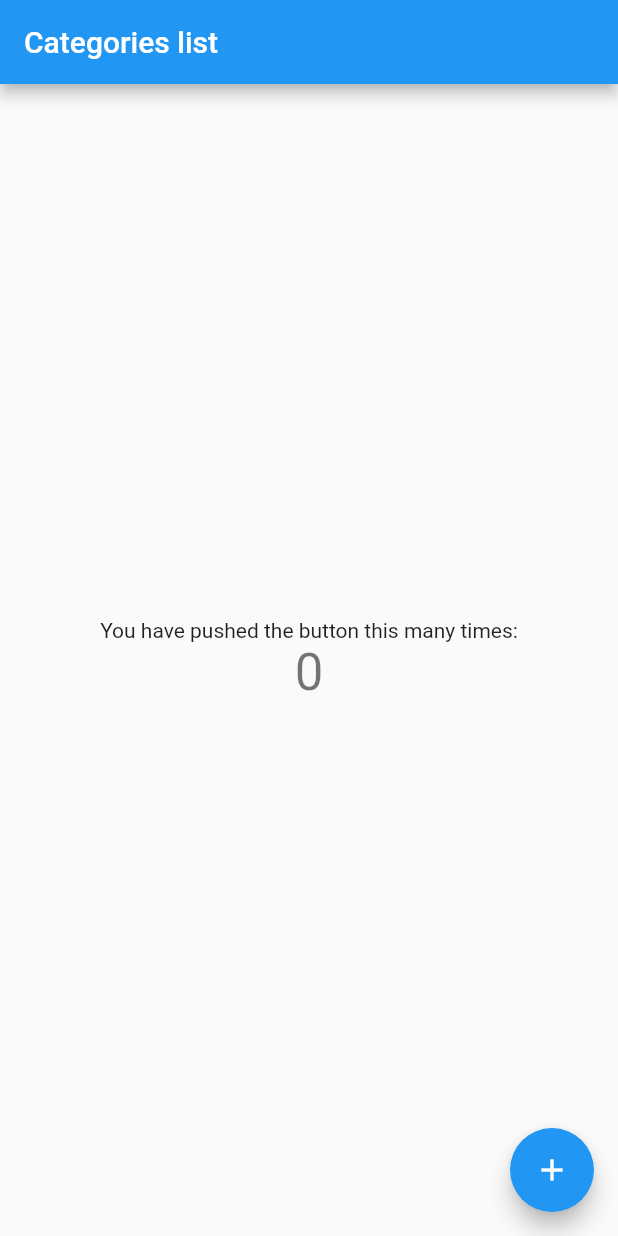
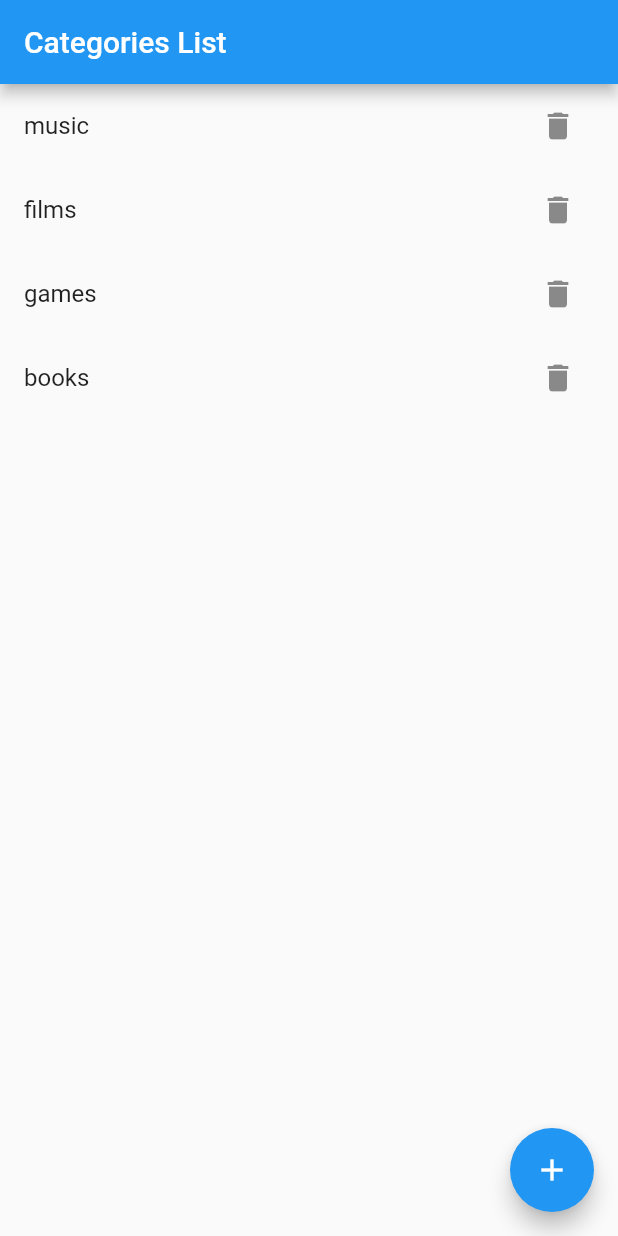
Before and after one commit to Elizav555/Persistent-Data, a Flutter app: the screen it shows after launch, on a phone screen of 412 x 824 dp. Run offline on Flutter 3.47's test engine with Material 2 defaults, Android fonts, the phone set to English and light mode, and no system bars; our stand-ins replace hive, hive_flutter; accounts and stored records are empty.

Commit message:
category list is done

```diff
--- a/categories/lib/app.dart
+++ b/categories/lib/app.dart
@@ -1,4 +1,7 @@
-import 'package:categories/pages/home_page.dart';
+import 'package:categories/pages/categories_list_page.dart';
+import 'package:categories/pages/note_page.dart';
+import 'package:categories/pages/notes_list_page.dart';
+import 'package:categories/utils/routes.dart';
 import 'package:flutter/material.dart';
 
 class MyApp extends StatelessWidget {
@@ -8,11 +11,17 @@ class MyApp extends StatelessWidget {
   Widget build(BuildContext context) {
     return MaterialApp(
       debugShowCheckedModeBanner: false,
-      title: 'Flutter Demo',
+      title: 'Categories',
       theme: ThemeData(
         primarySwatch: Colors.blue,
       ),
-      home: const HomePage(title: 'Categories list'),
+      initialRoute: Routes.categoriesList,
+      routes: {
+        Routes.categoriesList: (context) =>
+            const CategoriesList(title: 'Categories List'),
+        Routes.notesList: (context) => const NotesList(title: 'Notes List'),
+        Routes.note: (context) => const NotePage(),
+      },
     );
   }
 }
--- a/categories/lib/main.dart
+++ b/categories/lib/main.dart
@@ -1,10 +1,17 @@
+import 'package:categories/model/note.dart';
 import 'package:flutter/material.dart';
 import 'package:hive/hive.dart';
 import 'package:hive_flutter/adapters.dart';
 
 import 'app.dart';
+import 'model/category.dart';
+
+const String categories = 'categories';
 
 void main() async {
   await Hive.initFlutter();
+  Hive.registerAdapter(NoteAdapter());
+  Hive.registerAdapter(CategoryAdapter());
+  await Hive.openBox<Category>(categories);
   runApp(const MyApp());
 }
--- a/categories/lib/model/category.dart
+++ b/categories/lib/model/category.dart
@@ -1,17 +1,17 @@
 import 'package:hive/hive.dart';
+
+import 'note.dart';
 
 part 'category.g.dart';
 
 @HiveType(typeId: 1)
-enum Category {
+class Category extends HiveObject {
   @HiveField(0)
-  music,
+  int id;
   @HiveField(1)
-  films,
+  String name;
   @HiveField(2)
-  games,
-  @HiveField(3)
-  books,
-  @HiveField(4, defaultValue: true)
-  common
+  List<Note> notes;
+
+  Category(this.id, this.name, this.notes);
 }
--- /dev/null
+++ b/categories/lib/model/default_categories.dart
@@ -0,0 +1 @@
+enum DefaultCategories { music, films, games, books }
--- a/categories/lib/model/note.dart
+++ b/categories/lib/model/note.dart
@@ -1,4 +1,3 @@
-import 'package:categories/model/category.dart';
 import 'package:hive/hive.dart';
 
 part 'note.g.dart';
@@ -6,13 +5,9 @@ part 'note.g.dart';
 @HiveType(typeId: 0)
 class Note extends HiveObject {
   @HiveField(0)
-  int id;
+  String title;
   @HiveField(1)
-  Category category;
-  @HiveField(2)
-  String title;
-  @HiveField(3)
   String text;
 
-  Note(this.id, this.category, this.title, this.text);
+  Note(this.title, this.text);
 }
--- /dev/null
+++ b/categories/lib/pages/categories_list_page.dart
@@ -0,0 +1,116 @@
+import 'package:flutter/material.dart';
+import 'package:hive_flutter/adapters.dart';
+
+import '../main.dart';
+import '../model/category.dart';
+import '../model/default_categories.dart';
+import '../model/note.dart';
+
+class CategoriesList extends StatefulWidget {
+  const CategoriesList({Key? key, required this.title}) : super(key: key);
+  final String title;
+
+  @override
+  State<CategoriesList> createState() => _CategoriesListState();
+}
+
+class _CategoriesListState extends State<CategoriesList> {
+  final _inputController = TextEditingController();
+  late Box<Category> _categoriesBox;
+
+  @override
+  void initState() {
+    _categoriesBox = Hive.box<Category>(categories);
+    _initBox();
+    super.initState();
+  }
+
+  void _initBox() {
+    for (var cat in DefaultCategories.values) {
+      final notesList = List.generate(
+          5,
+          (index) =>
+              Note('Name of ${cat.name} $index', 'Text of ${cat.name} $index'));
+      _categoriesBox.put(cat.index, Category(cat.index, cat.name, notesList));
+    }
+  }
+
+  Future<void> _addCategory(String name) async {
+    final key = _categoriesBox.length;
+    await _categoriesBox.put(key, Category(key, name, []));
+  }
+
+  Future<void> _deleteCategory(int key) async {
+    await _categoriesBox.delete(key);
+  }
+
+  @override
+  Widget build(BuildContext context) {
+    return Scaffold(
+      appBar: AppBar(
+        title: Text(widget.title),
+      ),
+      body: ValueListenableBuilder<Box<Category>>(
+        valueListenable: _categoriesBox.listenable(),
+        builder: (context, Box<Category> box, _) {
+          if (box.values.isEmpty) {
+            return const Center(
+              child: Text("Category list is empty"),
+            );
+          }
+          return ListView.builder(
+              itemBuilder: (context, index) {
+                final cat = box.getAt(index);
+                if (cat == null) {
+                  return Container();
+                }
+                return ListTile(
+                  key: UniqueKey(),
+                  title: Text(cat.name),
+                  trailing: IconButton(
+                    onPressed: () async {
+                      await _deleteCategory(cat.id);
+                    },
+                    icon: const Icon(Icons.delete),
+                  ),
+                );
+              },
+              itemCount: box.values.length);
+        },
+      ),
+      floatingActionButton: FloatingActionButton(
+        onPressed: () async {
+          Widget cancelButton = TextButton(
+            child: const Text("Cancel"),
+            onPressed: () => Navigator.pop(context, 'Cancel'),
+          );
+          Widget continueButton = TextButton(
+              child: const Text("Add"),
+              onPressed: () {
+                _addCategory(_inputController.text)
+                    .then((value) => Navigator.pop(context, 'Add'));
+              });
+          await showDialog<String>(
+            context: context,
+            builder: (BuildContext context) => AlertDialog(
+              title: const Text('Add New Category'),
+              content: TextField(controller: _inputController),
+              actions: <Widget>[
+                cancelButton,
+                continueButton,
+              ],
+            ),
+          );
+        },
+        tooltip: 'Add category',
+        child: const Icon(Icons.add),
+      ),
+    );
+  }
+
+  @override
+  void dispose() {
+    _inputController.dispose();
+    super.dispose();
+  }
+}
--- a/categories/lib/pages/home_page.dart
+++ /dev/null
@@ -1,52 +0,0 @@
-import 'package:flutter/material.dart';
-
-class HomePage extends StatefulWidget {
-  const HomePage({Key? key, required this.title}) : super(key: key);
-  final String title;
-
-  @override
-  State<HomePage> createState() => _HomePageState();
-}
-
-class _HomePageState extends State<HomePage> {
-  int _counter = 0;
-
-  void _incrementCounter() {
-    setState(() {
-      // This call to setState tells the Flutter framework that something has
-      // changed in this State, which causes it to rerun the build method below
-      // so that the display can reflect the updated values. If we changed
-      // _counter without calling setState(), then the build method would not be
-      // called again, and so nothing would appear to happen.
-      _counter++;
-    });
-  }
-
-  @override
-  Widget build(BuildContext context) {
-    return Scaffold(
-      appBar: AppBar(
-        title: Text(widget.title),
-      ),
-      body: Center(
-        child: Column(
-          mainAxisAlignment: MainAxisAlignment.center,
-          children: <Widget>[
-            const Text(
-              'You have pushed the button this many times:',
-            ),
-            Text(
-              '$_counter',
-              style: Theme.of(context).textTheme.headline4,
-            ),
-          ],
-        ),
-      ),
-      floatingActionButton: FloatingActionButton(
-        onPressed: _incrementCounter,
-        tooltip: 'Increment',
-        child: const Icon(Icons.add),
-      ), // This trailing comma makes auto-formatting nicer for build methods.
-    );
-  }
-}
--- /dev/null
+++ b/categories/lib/utils/routes.dart
@@ -0,0 +1,5 @@
+class Routes {
+  static const categoriesList = '/categories_list';
+  static const notesList = '/notes_list';
+  static const note = '/note';
+}
```
Also changed, not shown: categories/lib/pages/note_page.dart (added, +11 -0 lines), categories/lib/pages/notes_list_page.dart (added, +12 -0 lines), categories/lib/repository/NotesRep.dart (deleted, +0 -33 lines), categories/lib/repository/notes_rep.dart (added, +40 -0 lines), categories/lib/model/category.g.dart, categories/lib/model/note.g.dart.
